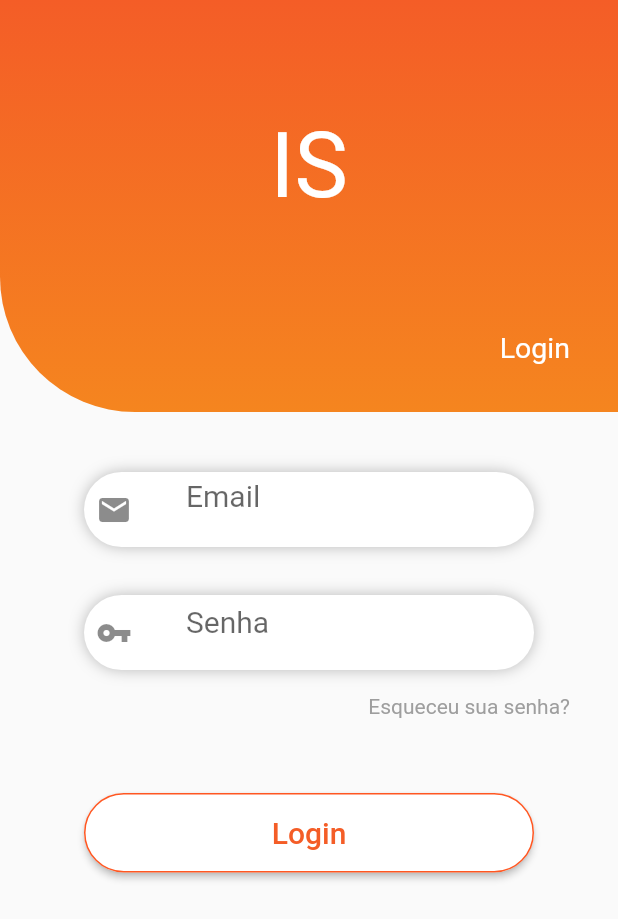
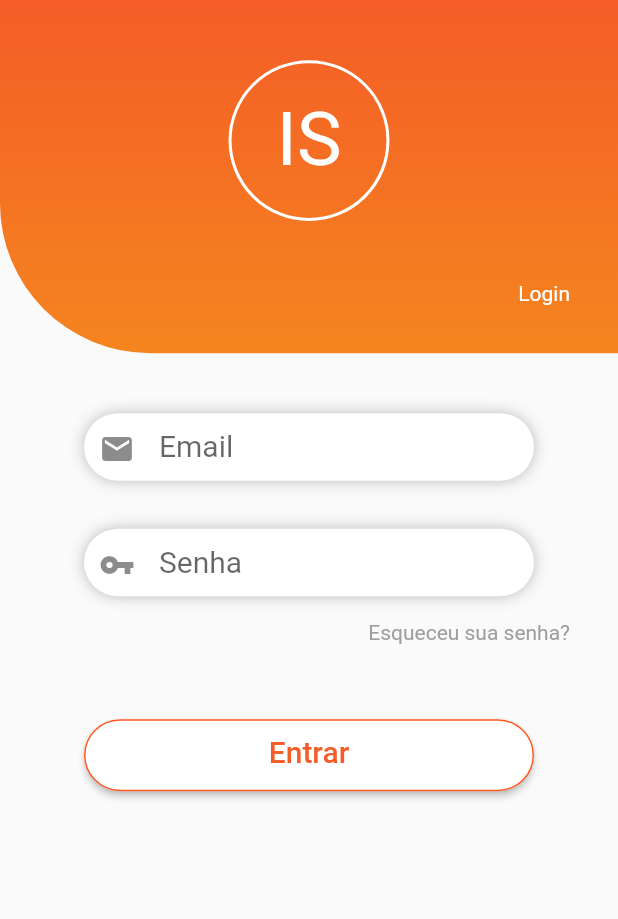
Before and after one commit to Cesaragsilva/IserviceFlutter, a Flutter app: the screen it shows after launch, on a phone screen of 412 x 824 dp. Shown: the top 919 px of the screen. Run offline on Flutter 3.47's test engine with Material 2 defaults, Android fonts, the phone set to English and light mode, and no system bars; Roboto replaces fonts that are missing (Montserrat).

Commit message:
Login com API

```diff
--- a/iservice/lib/cardViewCategoria.dart
+++ b/iservice/lib/Pages/cardViewCategoria.dart
@@ -1,10 +1,9 @@
 import 'dart:convert';
 
 import 'package:flutter/material.dart';
-
-import 'api.dart';
+import 'package:todo/Entidades/categoria.dart';
+import 'package:todo/services/api.dart';
 import 'cardViewSubCategoria.dart';
-import 'categoria.dart';
 
 class CardCategoria extends StatefulWidget {
   @override
--- /dev/null
+++ b/iservice/lib/Pages/login.dart
@@ -0,0 +1,112 @@
+import 'package:flutter/material.dart';
+import 'package:todo/Pages/recuperar_senha.dart';
+import 'package:todo/Widget/campo_inicial.dart';
+import 'package:todo/Widget/inicio_tela.dart';
+import 'package:todo/services/api.dart';
+
+import 'cardViewCategoria.dart';
+
+class Login extends StatefulWidget {
+  @override
+  _LoginState createState() => _LoginState();
+}
+
+class _LoginState extends State<Login> {
+  final _ctrlLogin = TextEditingController();
+  final _ctrlSenha = TextEditingController();
+  final _formKey = GlobalKey<FormState>();
+
+  @override
+  Widget build(BuildContext context) {
+    return Scaffold(
+      body: SingleChildScrollView(
+        child: Container(
+          child: Column(
+            children: <Widget>[
+              InicioTela("IS", 60, textoFilho: "Login"),
+              corpoTela(context)
+            ],
+          ),
+        ),
+      ),
+    );
+  }
+
+  Container corpoTela(BuildContext context) {
+    var buttonLogin = Container(
+        margin: EdgeInsets.only(top: 50, bottom: 50),
+        child: ButtonTheme(
+          minWidth: 300,
+          splashColor: Color(0xFFf45d27),
+          padding: EdgeInsets.fromLTRB(20.0, 10.0, 20.0, 15.0),
+          child: RaisedButton(
+            color: Colors.white,
+            child: Text("Entrar",
+                textAlign: TextAlign.center,
+                style: TextStyle(
+                    fontFamily: 'Montserrat',
+                    fontSize: 20.0,
+                    color: Color(0xFFf45d27))),
+            onPressed: () {
+              _clickButton(context);
+            },
+            shape: RoundedRectangleBorder(
+                borderRadius: BorderRadius.circular(50.0),
+                side: BorderSide(color: Colors.deepOrange)),
+          ),
+        ));
+
+    return Container(
+      padding: EdgeInsets.only(top: 40),
+      child: Form(
+        key: _formKey,
+        child: Column(
+          children: <Widget>[
+            CampoInicial('Email', Icons.email, _ctrlLogin),
+            CampoInicial('Senha', Icons.vpn_key, _ctrlSenha,
+                margin: 32, textoSecreto: true),
+            Align(
+              alignment: Alignment.bottomRight,
+              child: Padding(
+                padding: const EdgeInsets.only(top: 16, right: 32),
+                child: InkWell(
+                  child: Text(
+                    'Esqueceu sua senha?',
+                    style: TextStyle(color: Colors.grey),
+                  ),
+                  onTap: () {
+                    Navigator.push(
+                        context,
+                        MaterialPageRoute(
+                            builder: (context) => RecuperarSenha()));
+                  },
+                ),
+              ),
+            ),
+            buttonLogin
+          ],
+        ),
+      ),
+    );
+  }
+
+  void _clickButton(BuildContext context) async {
+    bool formOk = _formKey.currentState.validate();
+
+    if (!formOk) return;
+
+    String login = _ctrlLogin.text;
+    String senha = _ctrlSenha.text;
+
+    print("login: $login senh: $senha");
+
+    var usuario = await API.postLogin(login, senha);
+
+    if (usuario != null && usuario.erros == null)
+      Navigator.push(
+          context, MaterialPageRoute(builder: (context) => CardCategoria()));
+
+    print("Chegou!!!");
+    AlertDialog(title: Text("login"), content: Text("Login invalido"));
+  }
+}
--- /dev/null
+++ b/iservice/lib/Widget/campo_inicial.dart
@@ -0,0 +1,47 @@
+import 'package:flutter/material.dart';
+
+class CampoInicial extends StatefulWidget {
+  String texto;
+  IconData icone;
+  TextEditingController controller;
+  double margin = 0;
+  bool textoSecreto;
+
+  CampoInicial(this.texto, this.icone, this.controller,
+      {this.margin = 0, this.textoSecreto = false});
+
+  @override
+  _CampoInicialState createState() => _CampoInicialState();
+}
+
+class _CampoInicialState extends State<CampoInicial> {
+  @override
+  Widget build(BuildContext context) {
+    return Container(
+        width: 300,
+        height: 45,
+        margin: EdgeInsets.only(top: widget.margin),
+        padding: EdgeInsets.only(top: 5, left: 10),
+        decoration: BoxDecoration(
+            color: Colors.white,
+            borderRadius: BorderRadius.all(Radius.circular(50)),
+            boxShadow: [
+              BoxShadow(color: Colors.black26, blurRadius: 8),
+            ]),
+        child: Theme(
+          child: TextField(
+            obscureText: widget.textoSecreto,
+            controller: widget.controller,
+            style: TextStyle(fontFamily: 'Montserrat', fontSize: 20.0),
+            decoration: InputDecoration(
+                hintText: widget.texto,
+                icon: Padding(
+                  padding: const EdgeInsets.only(bottom: 2),
+                  child: Icon(widget.icone),
+                ),
+                border: InputBorder.none),
+          ),
+          data: Theme.of(context).copyWith(primaryColor: Color(0xFFf5851f)),
+        ));
+  }
+}
--- /dev/null
+++ b/iservice/lib/Widget/inicio_tela.dart
@@ -0,0 +1,44 @@
+import 'package:flutter/material.dart';
+import 'package:todo/Widget/logo.dart';
+
+class InicioTela extends StatelessWidget {
+  String texto;
+  double tamanhoTexto;
+  String textoFilho;
+  double tamanhoTextoFilho;
+
+  InicioTela(this.texto, this.tamanhoTexto,
+      {this.textoFilho = '', tamanhoTextoFilho = 19});
+
+  @override
+  Widget build(BuildContext context) {
+    return Container(
+      child: Column(
+        mainAxisAlignment: MainAxisAlignment.center,
+        children: <Widget>[
+          Spacer(),
+          Align(alignment: Alignment.center, child: Logo(50, 40)
+              // Text(texto,style: TextStyle(fontSize: tamanhoTexto, color: Colors.white)),
+              ),
+          Spacer(),
+          Align(
+              alignment: Alignment.bottomRight,
+              child: Padding(
+                padding: const EdgeInsets.only(right: 32, bottom: 32),
+                child: Text(textoFilho,
+                    style: TextStyle(
+                        color: Colors.white, fontSize: tamanhoTextoFilho)),
+              )),
+        ],
+      ),
+      width: MediaQuery.of(context).size.width,
+      height: MediaQuery.of(context).size.height / 3.5,
+      decoration: BoxDecoration(
+          gradient: LinearGradient(
+              begin: Alignment.topCenter,
+              end: Alignment.bottomCenter,
+              colors: [Color(0xFFf45d27), Color(0xFFf5851f)]),
+          borderRadius: BorderRadius.only(bottomLeft: Radius.circular(100))),
+    );
+  }
+}
--- /dev/null
+++ b/iservice/lib/Widget/logo.dart
@@ -0,0 +1,25 @@
+import 'package:flutter/material.dart';
+
+class Logo extends StatelessWidget {
+  double tamanhoIs;
+  double paddingIs;
+
+  Logo(this.tamanhoIs, this.paddingIs);
+
+  @override
+  Widget build(BuildContext context) {
+    return Container(
+      decoration: BoxDecoration(
+        border: Border.all(width: 2, color: Colors.white),
+        shape: BoxShape.circle,
+      ),
+      child: Padding(
+        padding: const EdgeInsets.all(30.0),
+        child: Text(
+          "IS",
+          style: TextStyle(fontSize: tamanhoIs, color: Colors.white),
+        ),
+      ),
+    );
+  }
+}
--- a/iservice/lib/listaSubCategorias.dart
+++ b/iservice/lib/listaSubCategorias.dart
@@ -1,10 +1,10 @@
 import 'dart:convert';
 
 import 'package:flutter/material.dart';
-import 'package:todo/subCategoria.dart';
+import 'package:todo/services/api.dart';
 
-import 'api.dart';
-import 'categoria.dart';
+import 'Entidades/categoria.dart';
+import 'Entidades/subCategoria.dart';
 
 class ListaSubCategoria extends StatefulWidget {
   final Categoria categoria;
--- a/iservice/lib/login.dart
+++ /dev/null
@@ -1,151 +0,0 @@
-import 'package:flutter/material.dart';
-
-import 'cardViewCategoria.dart';
-
-class Login extends StatefulWidget {
-  @override
-  _LoginState createState() => _LoginState();
-}
-
-class _LoginState extends State<Login> {
-  @override
-  Widget build(BuildContext context) {
-    return Scaffold(
-      body: SingleChildScrollView(
-        child: Container(
-          child: Column(
-            children: <Widget>[inicioTela(context), corpoTela()],
-          ),
-        ),
-      ),
-    );
-  }
-
-  Container corpoTela() {
-    TextStyle style = TextStyle(fontFamily: 'Montserrat', fontSize: 20.0);
-
-    var buildCampoEmail = Container(
-        width: 300,
-        height: 50,
-        padding: EdgeInsets.all(8),
-        decoration: BoxDecoration(
-            color: Colors.white,
-            borderRadius: BorderRadius.all(Radius.circular(50)),
-            boxShadow: [
-              BoxShadow(color: Colors.black26, blurRadius: 8),
-            ]),
-        child: Theme(
-          child: TextField(
-            obscureText: false,
-            style: style,
-            decoration: InputDecoration(
-                contentPadding: EdgeInsets.fromLTRB(20.0, 15.0, 20.0, 15.0),
-                hintText: "Email",
-                icon: Icon(Icons.email),
-                border: InputBorder.none
-                // OutlineInputBorder(borderRadius: BorderRadius.circular(32.0),
-                ),
-          ),
-          data: Theme.of(context).copyWith(primaryColor: Color(0xFFf5851f)),
-        ));
-
-    var buildCampoSenha = Container(
-        width: 300,
-        height: 50,
-        margin: EdgeInsets.only(top: 32),
-        padding: EdgeInsets.all(8),
-        decoration: BoxDecoration(
-            color: Colors.white,
-            borderRadius: BorderRadius.all(Radius.circular(50)),
-            boxShadow: [
-              BoxShadow(color: Colors.black26, blurRadius: 8),
-            ]),
-        child: Theme(
-            child: TextField(
-              obscureText: true,
-              style: style,
-              decoration: InputDecoration(
-                  contentPadding: EdgeInsets.fromLTRB(20.0, 5.0, 20.0, 15.0),
-                  hintText: "Senha",
-                  icon: Icon(Icons.vpn_key),
-                  border: InputBorder
-                      .none //OutlineInputBorder(borderRadius: BorderRadius.circular(32.0))
-                  ),
-            ),
-            data: Theme.of(context).copyWith(primaryColor: Color(0xFFf5851f))));
-
-    var buttonLogin = Container(
-        margin: EdgeInsets.only(top: 50, bottom: 50),
-        child: ButtonTheme(
-          minWidth: 300,
-          padding: EdgeInsets.fromLTRB(20.0, 15.0, 20.0, 15.0),
-          child: RaisedButton(
-            color: Colors.white,
-            child: Text("Login",
-                textAlign: TextAlign.center,
-                style: style.copyWith(color: Color(0xFFf45d27))),
-            onPressed: () {
-              Navigator.push(context,
-                  MaterialPageRoute(builder: (context) => CardCategoria()));
-            },
-            shape: RoundedRectangleBorder(
-                borderRadius: BorderRadius.circular(50.0),
-                side: BorderSide(color: Colors.deepOrange)),
-          ),
-        ));
-
-    return Container(
-      padding: EdgeInsets.only(top: 40),
-      child: Column(
-        children: <Widget>[
-          buildCampoEmail,
-          buildCampoSenha,
-          Align(
-            alignment: Alignment.bottomRight,
-            child: Padding(
-              padding: const EdgeInsets.only(top: 16, right: 32),
-              child: Text(
-                'Esqueceu sua senha?',
-                style: TextStyle(color: Colors.grey),
-              ),
-            ),
-          ),
-          buttonLogin
-        ],
-      ),
-    );
-  }
-
-  Container inicioTela(BuildContext context) {
-    return Container(
-      child: Column(
-        mainAxisAlignment: MainAxisAlignment.center,
-        children: <Widget>[
-          Spacer(),
-          Align(
-            alignment: Alignment.center,
-            child:
-                Text("IS", style: TextStyle(fontSize: 60, color: Colors.white)),
-          ),
-          Spacer(),
-          Align(
-              alignment: Alignment.bottomRight,
-              child: Padding(
-                padding: const EdgeInsets.only(right: 32, bottom: 32),
-                child: Text("Login",
-                    style: TextStyle(color: Colors.white, fontSize: 19)),
-              )),
-        ],
-      ),
-      width: MediaQuery.of(context).size.width,
-      height: MediaQuery.of(context).size.height / 3,
-      decoration: BoxDecoration(
-          gradient: LinearGradient(
-              begin: Alignment.topCenter,
-              end: Alignment.bottomCenter,
-
-              colors: [Color(0xFFf45d27), Color(0xFFf5851f)]),
-          borderRadius: BorderRadius.only(bottomLeft: Radius.circular(90))),
-    );
-  }
-}
--- a/iservice/lib/main.dart
+++ b/iservice/lib/main.dart
@@ -1,10 +1,11 @@
 import 'dart:convert' show json;
 
 import 'package:flutter/material.dart';
-import 'api.dart';
-import 'categoria.dart';
+import 'package:todo/services/api.dart';
+import 'Entidades/categoria.dart';
+import 'Pages/login.dart';
+import 'Pages/splash.dart';
 import 'listaSubCategorias.dart';
-import 'login.dart';
 
 void main() => runApp(MyApp());
 
@@ -12,9 +13,13 @@ class MyApp extends StatelessWidget {
   @override
   Widget build(BuildContext context) {
     return MaterialApp(
-        debugShowCheckedModeBanner: false,
-        home: Login()//BuildListViewApi()
-        );
+      debugShowCheckedModeBanner: false,
+      theme: ThemeData(primaryColor: Color(0xFFf45d27)),
+      home: new SplashPage(),
+      routes: <String, WidgetBuilder>{
+        '/Login': (BuildContext context) => new Login()
+      },
+    );
   }
 }
 
```
Also changed, not shown: iservice/lib/Entidades/usuario_clams.dart (added, +18 -0 lines), iservice/lib/Entidades/usuario_login.dart (added, +43 -0 lines), iservice/lib/Entidades/usuario_token.dart (added, +30 -0 lines), iservice/lib/Pages/cardViewSubCategoria.dart (renamed from iservice/lib/cardViewSubCategoria.dart, +7 -10 lines), iservice/lib/Pages/recuperar_senha.dart (added, +35 -0 lines), iservice/lib/Pages/splash.dart (added, +46 -0 lines), iservice/lib/Widget/widget_grid_view_card.dart (added, +29 -0 lines), iservice/lib/api.dart (deleted, +0 -25 lines), iservice/lib/services/api.dart (added, +48 -0 lines), iservice/lib/Entidades/categoria.dart (renamed from iservice/lib/categoria.dart), iservice/lib/Entidades/subCategoria.dart (renamed from iservice/lib/subCategoria.dart).
